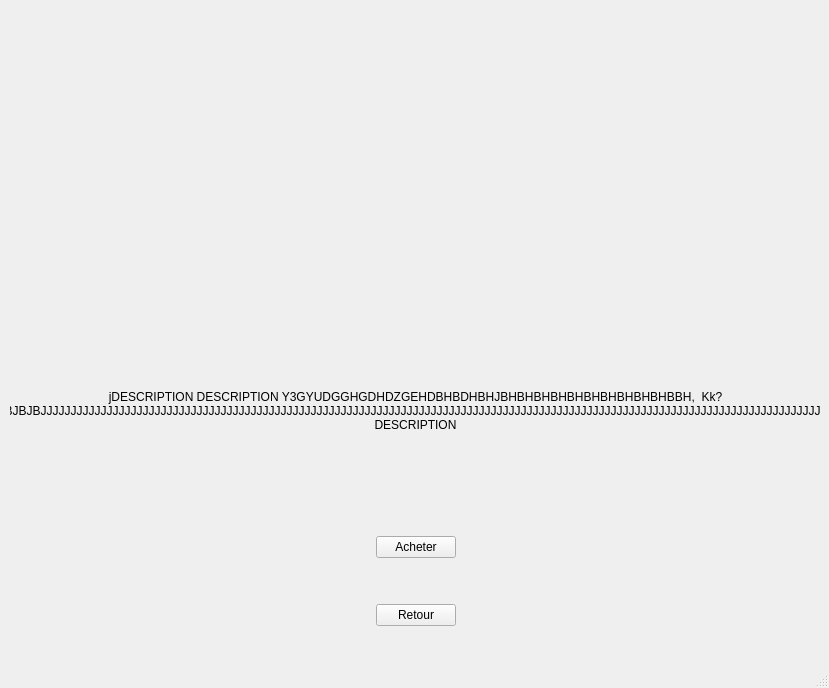
First picture: the form in CookieClicker2/item.ui, repository SimonBach1/QtProject, before the edit.
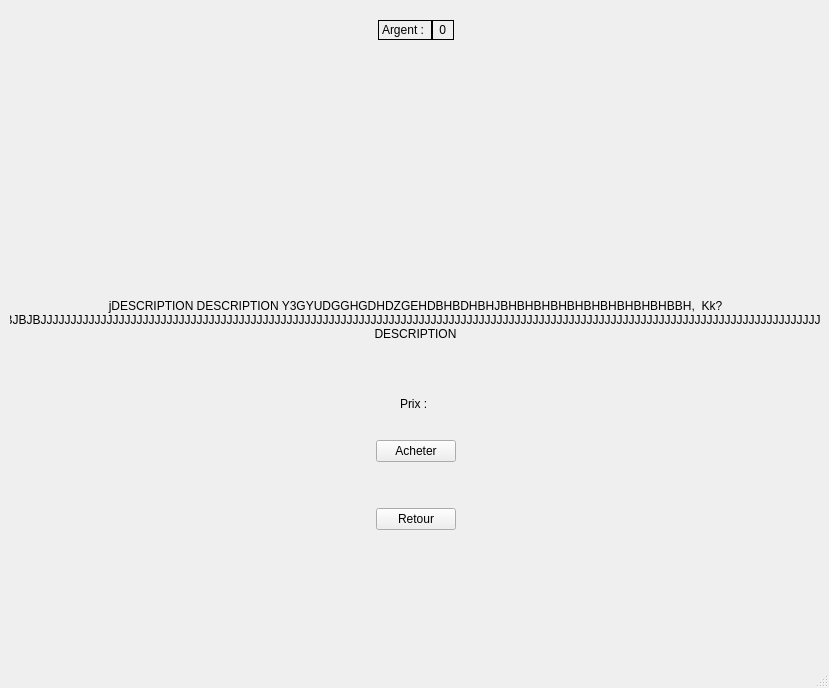
Second picture: the form after the edit.

```diff
--- a/CookieClicker2/item.ui
+++ b/CookieClicker2/item.ui
@@ -56,6 +56,112 @@
        <property name="bottomMargin">
         <number>10</number>
        </property>
+       <item>
+        <spacer name="verticalSpacer_6">
+         <property name="orientation">
+          <enum>Qt::Vertical</enum>
+         </property>
+         <property name="sizeType">
+          <enum>QSizePolicy::Fixed</enum>
+         </property>
+         <property name="sizeHint" stdset="0">
+          <size>
+           <width>20</width>
+           <height>20</height>
+          </size>
+         </property>
+        </spacer>
+       </item>
+       <item>
+        <layout class="QHBoxLayout" name="display_money">
+         <property name="spacing">
+          <number>0</number>
+         </property>
+         <property name="sizeConstraint">
+          <enum>QLayout::SetMinimumSize</enum>
+         </property>
+         <property name="bottomMargin">
+          <number>0</number>
+         </property>
+         <item>
+          <spacer name="horizontalSpacer_11">
+           <property name="orientation">
+            <enum>Qt::Horizontal</enum>
+           </property>
+           <property name="sizeHint" stdset="0">
+            <size>
+             <width>40</width>
+             <height>20</height>
+            </size>
+           </property>
+          </spacer>
+         </item>
+         <item>
+          <widget class="QLabel" name="label">
+           <property name="maximumSize">
+            <size>
+             <width>500</width>
+             <height>500</height>
+            </size>
+           </property>
+           <property name="frameShape">
+            <enum>QFrame::Panel</enum>
+           </property>
+           <property name="text">
+            <string>Argent : </string>
+           </property>
+          </widget>
+         </item>
+         <item>
+          <widget class="QLabel" name="money">
+           <property name="maximumSize">
+            <size>
+             <width>500</width>
+             <height>500</height>
+            </size>
+           </property>
+           <property name="frameShape">
+            <enum>QFrame::Panel</enum>
+           </property>
+           <property name="text">
+            <string> 0 </string>
+           </property>
+          </widget>
+         </item>
+         <item>
+          <spacer name="horizontalSpacer_12">
+           <property name="orientation">
+            <enum>Qt::Horizontal</enum>
+           </property>
+           <property name="sizeType">
+            <enum>QSizePolicy::Expanding</enum>
+           </property>
+           <property name="sizeHint" stdset="0">
+            <size>
+             <width>40</width>
+             <height>20</height>
+            </size>
+           </property>
+          </spacer>
+         </item>
+        </layout>
+       </item>
+       <item>
+        <spacer name="verticalSpacer_7">
+         <property name="orientation">
+          <enum>Qt::Vertical</enum>
+         </property>
+         <property name="sizeType">
+          <enum>QSizePolicy::Fixed</enum>
+         </property>
+         <property name="sizeHint" stdset="0">
+          <size>
+           <width>20</width>
+           <height>20</height>
+          </size>
+         </property>
+        </spacer>
+       </item>
        <item>
         <layout class="QHBoxLayout" name="horizontalLayout">
          <item>
@@ -191,6 +297,22 @@
          </item>
         </layout>
        </item>
+       <item>
+        <spacer name="verticalSpacer_9">
+         <property name="orientation">
+          <enum>Qt::Vertical</enum>
+         </property>
+         <property name="sizeType">
+          <enum>QSizePolicy::Fixed</enum>
+         </property>
+         <property name="sizeHint" stdset="0">
+          <size>
+           <width>20</width>
+           <height>20</height>
+          </size>
+         </property>
+        </spacer>
+       </item>
        <item>
         <spacer name="verticalSpacer_2">
          <property name="orientation">
@@ -207,6 +329,62 @@
          </property>
         </spacer>
        </item>
+       <item>
+        <layout class="QHBoxLayout" name="horizontalLayout_3">
+         <item>
+          <spacer name="horizontalSpacer_9">
+           <property name="orientation">
+            <enum>Qt::Horizontal</enum>
+           </property>
+           <property name="sizeHint" stdset="0">
+            <size>
+             <width>40</width>
+             <height>20</height>
+            </size>
+           </property>
+          </spacer>
+         </item>
+         <item>
+          <widget class="QLabel" name="prix">
+           <property name="text">
+            <string>Prix : </string>
+           </property>
+           <property name="textInteractionFlags">
+            <set>Qt::NoTextInteraction</set>
+           </property>
+          </widget>
+         </item>
+         <item>
+          <spacer name="horizontalSpacer_10">
+           <property name="orientation">
+            <enum>Qt::Horizontal</enum>
+           </property>
+           <property name="sizeHint" stdset="0">
+            <size>
+             <width>40</width>
+             <height>20</height>
+            </size>
+           </property>
+          </spacer>
+         </item>
+        </layout>
+       </item>
+       <item>
+        <spacer name="verticalSpacer_8">
+         <property name="orientation">
+          <enum>Qt::Vertical</enum>
+         </property>
+         <property name="sizeType">
+          <enum>QSizePolicy::Fixed</enum>
+         </property>
+         <property name="sizeHint" stdset="0">
+          <size>
+           <width>20</width>
+           <height>20</height>
+          </size>
+         </property>
+        </spacer>
+       </item>
        <item>
         <layout class="QHBoxLayout" name="horizontalLayout_2">
          <item>
@@ -310,6 +488,22 @@
          </property>
         </spacer>
        </item>
+       <item>
+        <spacer name="verticalSpacer_5">
+         <property name="orientation">
+          <enum>Qt::Vertical</enum>
+         </property>
+         <property name="sizeType">
+          <enum>QSizePolicy::Fixed</enum>
+         </property>
+         <property name="sizeHint" stdset="0">
+          <size>
+           <width>20</width>
+           <height>100</height>
+          </size>
+         </property>
+        </spacer>
+       </item>
       </layout>
      </item>
     </layout>
```
